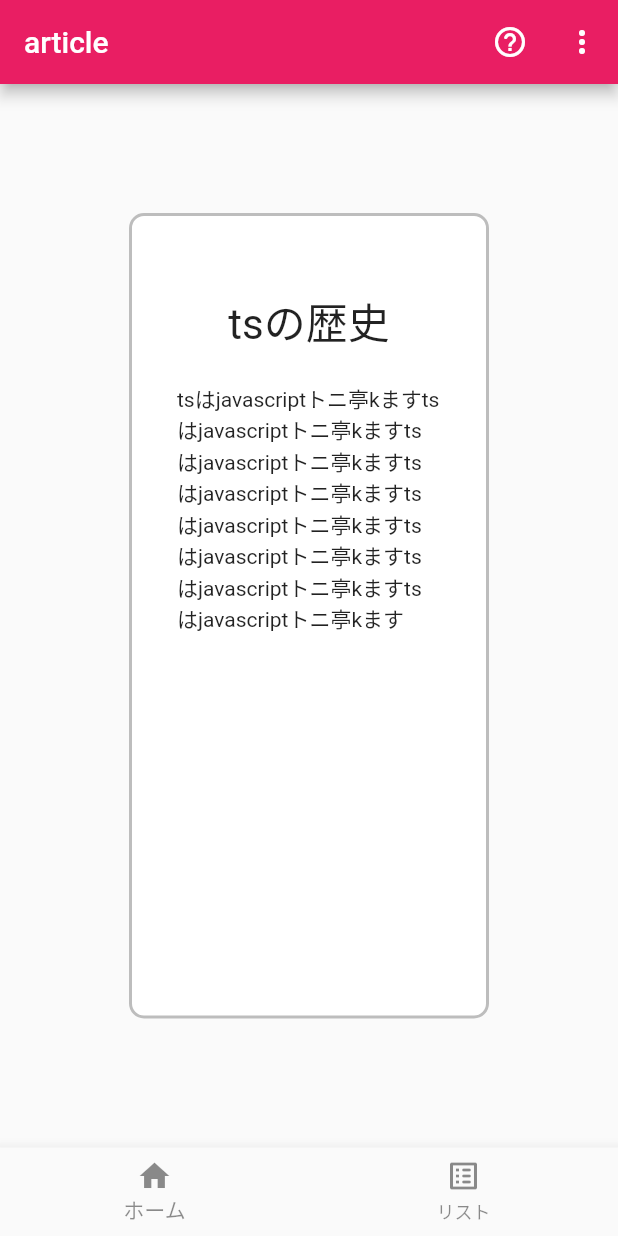
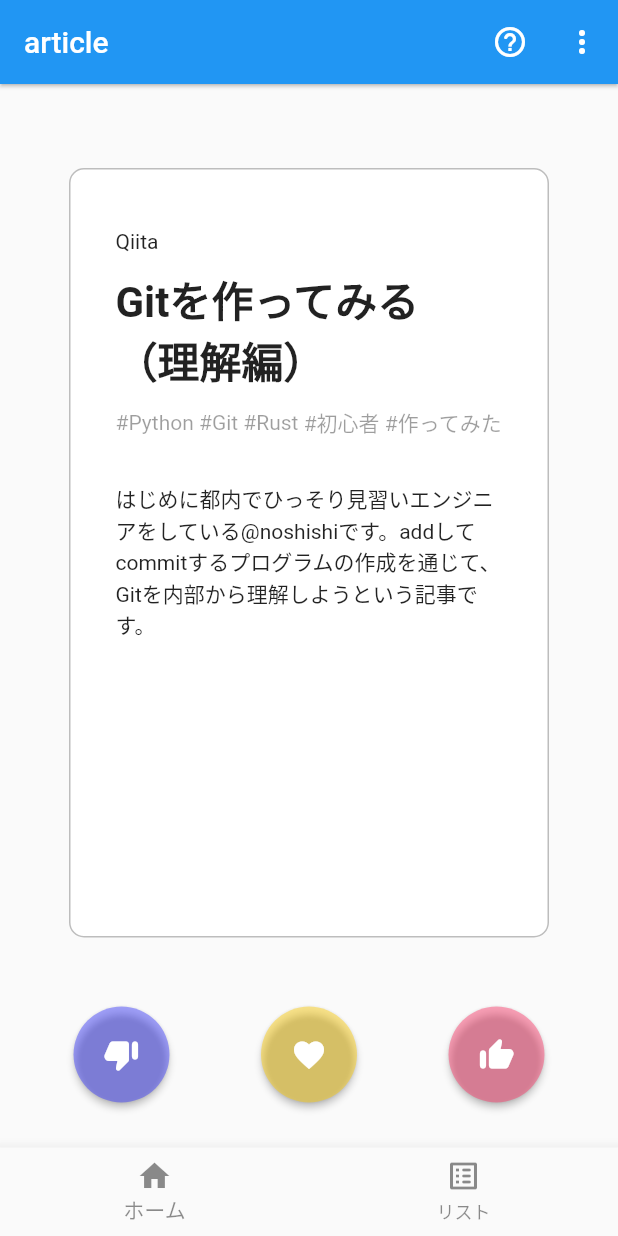
Before and after one commit to mnt3710/mobile-article-swipe, a Flutter app: the screen it shows after launch, on a phone screen of 412 x 824 dp. Run offline on Flutter 3.47's test engine with Material 2 defaults, Android fonts, the phone set to English and light mode, and no system bars; drawn by our look-alikes of swipe_cards.

Commit message:
リンク挿入 + sitelabel追加

```diff
--- a/lib/home.dart
+++ b/lib/home.dart
@@ -21,6 +21,7 @@ class _MyHomePage extends State<MyHomePage> {
     return Scaffold(
       appBar: AppBar(
         title: Text('article'),
+        elevation: 1,
         actions: <Widget>[
           IconButton(onPressed: () {}, icon: Icon(Icons.help_outline_rounded)),
           IconButton(
--- a/lib/main.dart
+++ b/lib/main.dart
@@ -12,7 +12,6 @@ class MyApp extends StatelessWidget {
   Widget build(BuildContext context) {
     return MaterialApp(
       title: 'Flutter Demo',
-      theme: ThemeData(primarySwatch: Colors.pink),
       home: MyHomePage(),
     );
   }
--- a/lib/page/home_page.dart
+++ b/lib/page/home_page.dart
@@ -1,5 +1,6 @@
 import "package:flutter/material.dart";
 import 'package:swipe_cards/swipe_cards.dart';
+import 'package:url_launcher/url_launcher.dart';
 
 class HomePage extends StatefulWidget {
   HomePage({Key? key}) : super(key: key);
@@ -12,33 +13,46 @@ class _HomePage extends State<HomePage> {
   List<SwipeItem> _swipeItems = <SwipeItem>[];
   MatchEngine? _matchEngine;
 
+  List<String> _site = ["Qiita", "Zenn", "Qiita", "Qiita"];
+
   List<String> _title = [
-    "tsの歴史",
-    "chatGPTについて",
-    "スクレイピングのやり方",
-    "Flutterの利点",
-    "Kotolin最強",
-    "Vimmer",
-    "Purple",
-    "Pink"
+    "Gitを作ってみる（理解編）",
+    "Golangで学ぶCookie",
+    "Flutterコマンド一覧まとめ",
+    "事前に議事録を用意し何ならそこで議論を始めてしまう手法を試している",
+  ];
+
+  dynamic _tag = [
+    ["Python", "Git", "Rust", "初心者", "作ってみた"],
+    ["Go", "Tech"],
+    ["Flutter"],
+    ["議事録", "チームマネジメント", "HedgeDoc"]
   ];
 
   List<String> _description = [
-    "tsはjavascriptトニ亭kますtsはjavascriptトニ亭kますtsはjavascriptトニ亭kますtsはjavascriptトニ亭kますtsはjavascriptトニ亭kますtsはjavascriptトニ亭kますtsはjavascriptトニ亭kますtsはjavascriptトニ亭kます",
-    "tsはjavascriptトニ亭kますtsはjavascriptトニ亭kますtsはjavascriptトニ亭kますtsはjavascriptトニ亭kますtsはjavascriptトニ亭kますtsはjavascriptトニ亭kますtsはjavascriptトニ亭kますtsはjavascriptトニ亭kます",
-    "tsはjavascriptトニ亭kますtsはjavascriptトニ亭kますtsはjavascriptトニ亭kますtsはjavascriptトニ亭kますtsはjavascriptトニ亭kますtsはjavascriptトニ亭kますtsはjavascriptトニ亭kますtsはjavascriptトニ亭kます",
-    "tsはjavascriptトニ亭kますtsはjavascriptトニ亭kますtsはjavascriptトニ亭kますtsはjavascriptトニ亭kますtsはjavascriptトニ亭kますtsはjavascriptトニ亭kますtsはjavascriptトニ亭kますtsはjavascriptトニ亭kます",
-    "tsはjavascriptトニ亭kますtsはjavascriptトニ亭kますtsはjavascriptトニ亭kますtsはjavascriptトニ亭kますtsはjavascriptトニ亭kますtsはjavascriptトニ亭kますtsはjavascriptトニ亭kますtsはjavascriptトニ亭kます",
-    "tsはjavascriptトニ亭kますtsはjavascriptトニ亭kますtsはjavascriptトニ亭kますtsはjavascriptトニ亭kますtsはjavascriptトニ亭kますtsはjavascriptトニ亭kますtsはjavascriptトニ亭kますtsはjavascriptトニ亭kます",
-    "tsはjavascriptトニ亭kますtsはjavascriptトニ亭kますtsはjavascriptトニ亭kますtsはjavascriptトニ亭kますtsはjavascriptトニ亭kますtsはjavascriptトニ亭kますtsはjavascriptトニ亭kますtsはjavascriptトニ亭kます",
-    "tsはjavascriptトニ亭kますtsはjavascriptトニ亭kますtsはjavascriptトニ亭kますtsはjavascriptトニ亭kますtsはjavascriptトニ亭kますtsはjavascriptトニ亭kますtsはjavascriptトニ亭kますtsはjavascriptトニ亭kます",
+    "はじめに都内でひっそり見習いエンジニアをしている@noshishiです。addしてcommitするプログラムの作成を通じて、Gitを内部から理解しようという記事です。",
+    "執筆のきっかけ 趣味でGoのアプリケーションで認証用のトークンをCookieにセットする処理を書いていました。Cookie構造体を覗くと色々なプロパティがあり、詳しく調べてみようと思いました。本記事ではまずCookieとは何かを調べ、最終的にGo上でどう扱えば良いのかを検討しましょう。",
+    "はじめに Flutterのコマンドラインについてのまとめです。 Android StudioやVSCodeを使えば、普段はあまりコマンドを使うことが無いかもしれませんが…、個 ...",
+    "定例ミーティングの準備、どうしていますか？多くのエンジニアがそうであるように、私の所属するチームで毎週定例のミーティングをしています。この記事は、この定例ミーティングに向けてどのような準備をしているかという話です。私の所属するチームは私を含め3人に非常に小規模なチームです。そのため、チーム運営のための実験も比較的簡単に行うことができます。"
+  ];
+
+  List<String> _link = [
+    "https://qiita.com/noshishi/items/60a6fe7c63097950911b",
+    "https://zenn.dev/chillout2san/articles/4868c825158729",
+    "https://qiita.com/kurun_pan/items/f9251b1827ce9dca9e14",
+    "https://qiita.com/inajob/items/d04ef69eb43c4fba81d8"
   ];
 
   @override
   void initState() {
     for (int i = 0; i < _title.length; i++) {
       _swipeItems.add(SwipeItem(
-          content: Content(title: _title[i], description: _description[i])));
+          content: Content(
+              title: _title[i],
+              tag: _tag[i],
+              description: _description[i],
+              link: _link[i],
+              site: _site[i])));
     }
     _matchEngine = MatchEngine(swipeItems: _swipeItems);
   }
@@ -46,39 +60,106 @@ class _HomePage extends State<HomePage> {
   @override
   Widget build(BuildContext context) {
     return Center(
+      child: Column(children: [
+        SizedBox(height: 10),
+        Container(
+          child: Expanded(
               child: SwipeCards(
             matchEngine: _matchEngine!,
             onStackFinished: () => Text('ok'),
             itemBuilder: (BuildContext context, int index) {
+              return CardContent(_swipeItems, index);
+            },
+          )),
+        ),
+        Row(
+          mainAxisAlignment: MainAxisAlignment.spaceEvenly,
+          children: [
+            MaterialButton(
+              onPressed: () => print(_title),
+              padding: EdgeInsets.all(20),
+              color: Color(0x6f3333ff),
+              child: Icon(Icons.thumb_down_alt_rounded, color: Colors.white),
+              shape: CircleBorder(),
+            ),
+            MaterialButton(
+              onPressed: () => {},
+              padding: EdgeInsets.all(20),
+              color: Color(0x6fffcc00),
+              child: Icon(Icons.favorite, color: Colors.white),
+              shape: CircleBorder(),
+            ),
+            MaterialButton(
+              onPressed: () {},
+              padding: EdgeInsets.all(20),
+              color: Color(0x6fff3366),
+              child: Icon(Icons.thumb_up_alt_rounded, color: Colors.white),
+              shape: CircleBorder(),
+            ),
+          ],
+        ),
+        const SizedBox(height: 30)
+      ]),
+    );
+  }
+}
+
+Widget CardContent(List items, int index) {
   return Center(
       child: Container(
-          margin: EdgeInsets.all(70),
           padding: EdgeInsets.all(30),
-          width: double.infinity,
+          child: InkWell(
+              onTap: () async {
+                final url = Uri.parse(items[index].content.link);
+                if (await canLaunchUrl(url)) {
+                  launchUrl(url);
+                }
+              },
+              child: Container(
+                padding: EdgeInsets.all(30),
+                width: 380,
                 height: double.infinity,
                 decoration: BoxDecoration(
                     color: Color(0xffffffff),
                     borderRadius: BorderRadius.circular(10),
-              border: Border.all(color: Colors.black26, width: 2)),
+                    border: Border.all(color: Colors.black26)),
                 child: Center(
                     child: Column(
                   children: [
-              SizedBox(height: 20),
-              Text(_swipeItems[index].content.title,
-                  style: TextStyle(fontSize: 28)),
-              SizedBox(height: 20),
-              Text(_swipeItems[index].content.description)
+                    SizedBox(height: 10),
+                    Row(children: [
+                      Text(items[index].content.site),
+                    ]),
+                    SizedBox(height: 10),
+                    Text(items[index].content.title,
+                        style: TextStyle(
+                            fontSize: 28, fontWeight: FontWeight.bold)),
+                    SizedBox(height: 10),
+                    Row(children: [
+                      for (var i = 0; i < items[index].content.tag.length; i++)
+                        Text(
+                          '#' + items[index].content.tag[i] + " ",
+                          style: TextStyle(color: Colors.black38),
+                        ),
+                    ]),
+                    SizedBox(height: 30),
+                    Text(items[index].content.description),
                   ],
                 )),
-        ));
-      },
-    ));
-  }
+              ))));
 }
 
 class Content {
   final String title;
   final String description;
+  final List<String> tag;
+  final String link;
+  final String site;
 
-  Content({required this.title, required this.description});
+  Content(
+      {required this.title,
+      required this.description,
+      required this.tag,
+      required this.link,
+      required this.site});
 }
--- a/lib/page/list_page.dart
+++ b/lib/page/list_page.dart
@@ -8,17 +8,56 @@ class ListPage extends StatefulWidget {
 }
 
 class _ListPage extends State<ListPage> {
+  List<String> _site = ["Qiita", "Zenn", "Qiita", "Qiita", "Zenn"];
+
+  List<String> _title = [
+    "Gitを作ってみる（理解編）",
+    "Golangで学ぶCookie",
+    "Flutterコマンド一覧まとめ",
+    "事前に議事録を用意し何ならそこで議論を始めてしまう手法を試している",
+    "OpenCVをNPPにした結果→10倍高速に！",
+  ];
+
+  dynamic _tag = [
+    ["Python", "Git", "Rust", "初心者", "作ってみた"],
+    ["Go", "Tech"],
+    ["Flutter"],
+    ["議事録", "チームマネジメント", "HedgeDoc"],
+    ["C++", "OpenCV"]
+  ];
+
+  List<String> _description = [
+    "はじめに都内でひっそり見習いエンジニアをしている@noshishiです。addしてcommitするプログラムの作成を通じて、Gitを内部から理解しようという記事です。",
+    "執筆のきっかけ 趣味でGoのアプリケーションで認証用のトークンをCookieにセットする処理を書いていました。Cookie構造体を覗くと色々なプロパティがあり、詳しく調べてみようと思いました。本記事ではまずCookieとは何かを調べ、最終的にGo上でどう扱えば良いのかを検討しましょう。",
+    "はじめに Flutterのコマンドラインについてのまとめです。 Android StudioやVSCodeを使えば、普段はあまりコマンドを使うことが無いかもしれませんが…、個 ...",
+    "定例ミーティングの準備、どうしていますか？多くのエンジニアがそうであるように、私の所属するチームで毎週定例のミーティングをしています。この記事は、この定例ミーティングに向けてどのような準備をしているかという話です。私の所属するチームは私を含め3人に非常に小規模なチームです。そのため、チーム運営のための実験も比較的簡単に行うことができます。",
+    "この記事は「自動運転システムをエッジデバイスに組み込むための技術」を3回に分けて紹介するTURINGのテックブログ連載の第2回の記事「OpenCVをNPPにした結果→10倍高速に！」です。第1回の「C++でOpenCV完全入門！」、第3回の「詳解V4L2 (video for linux 2)」もぜひご覧ください！"
+  ];
+
+  List<String> _link = [
+    "https://qiita.com/noshishi/items/60a6fe7c63097950911b",
+    "https://zenn.dev/chillout2san/articles/4868c825158729",
+    "https://qiita.com/kurun_pan/items/f9251b1827ce9dca9e14",
+    "https://qiita.com/inajob/items/d04ef69eb43c4fba81d8",
+    "https://zenn.dev/turing_motors/articles/14a6ea47794535",
+  ];
+
   @override
   Widget build(BuildContext context) {
     return Center(
         child: Container(
             child: DataTable(
+      dataRowHeight: 150,
       columns: [
-        DataColumn(label: Text("題名")),
-        DataColumn(label: Text("説明")),
+        DataColumn(label: Container(width: 150, child: Text("題名"))),
+        DataColumn(label: Text("本文")),
       ],
       rows: [
-        DataRow(cells: [DataCell(Text("ホゲホゲ")), DataCell(Text('ホゲホゲ'))])
+        for (var i = 0; i < _title.length; i++)
+          DataRow(cells: [
+            DataCell(Text(_title[i])),
+            DataCell(Text(_description[i])),
+          ]),
       ],
     )));
   }
```
Lines whose indentation alone changed are shown as unchanged.
